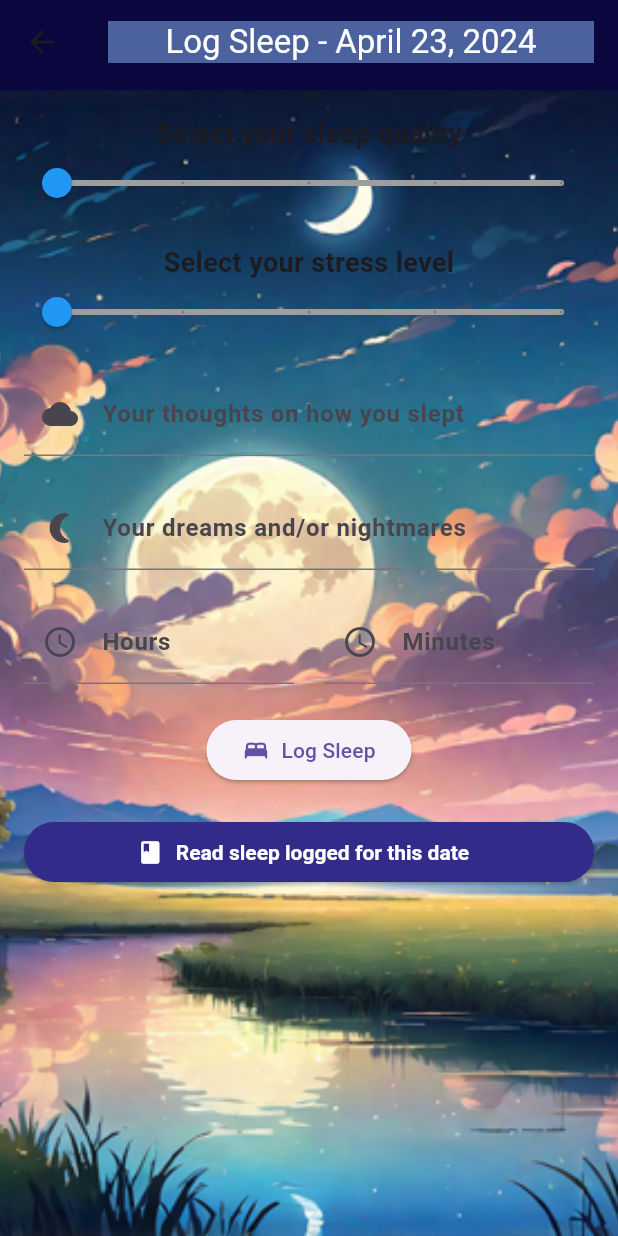
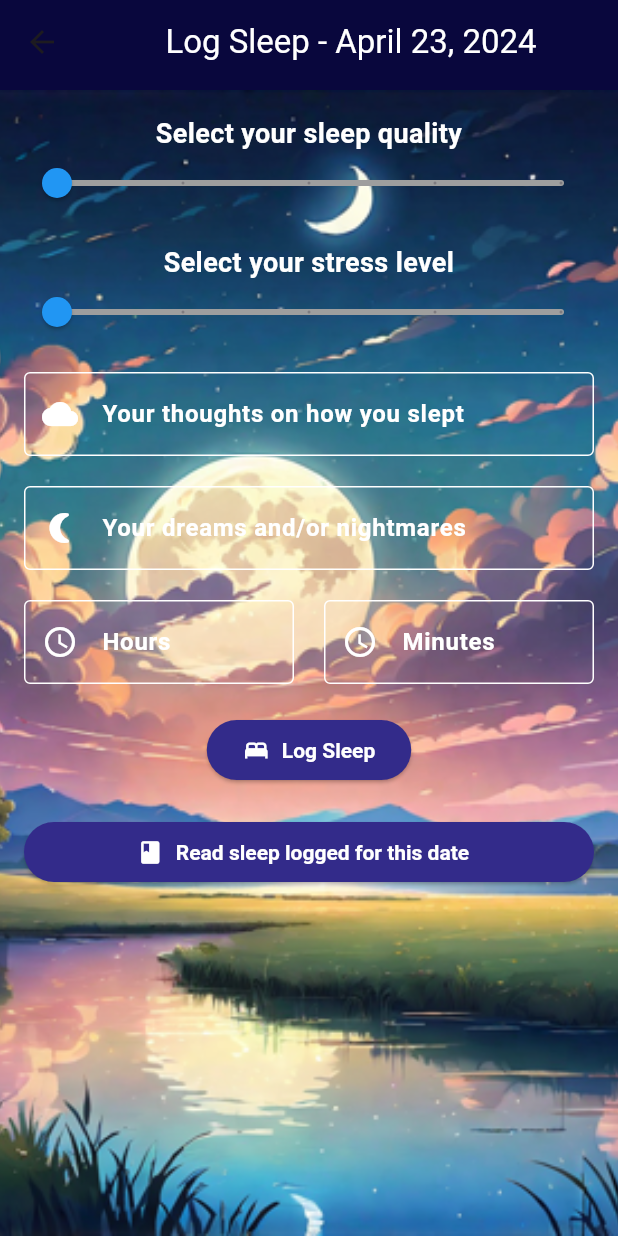
Before and after one commit to ellaMyler/Bedtime_Buddy, a Flutter app: the SleepLoggingPage screen opened directly with empty values, on a phone screen of 412 x 824 dp. Run offline on Flutter 3.47's test engine with Material 3 defaults, Android fonts, the light colour scheme and no system bars; our stand-ins replace awesome_notifications, firebase_core, firebase_database; missing offline and left inert: app_settings; accounts and stored records are empty.

```diff
--- a/lib/log_sleep_page.dart
+++ b/lib/log_sleep_page.dart
@@ -41,6 +41,13 @@ class _LogSleepPageState extends State<LogSleepPage> {
                 label: Text(_selectedDate != null
                     ? 'Selected Date: ${_selectedDate!.day}/${_selectedDate!.month}/${_selectedDate!.year}'
                     : 'Select Date'),
+               style: ButtonStyle(
+                backgroundColor: MaterialStateProperty.all(Color.fromRGBO(51, 43, 138, 1)),
+                foregroundColor: MaterialStateProperty.all(Colors.white),
+                textStyle: MaterialStateProperty.all(
+                TextStyle(fontWeight: FontWeight.bold),
+               ),
+               ),
               ),
             ),
           ),
@@ -99,7 +106,7 @@ class _SleepLoggingPageState extends State<SleepLoggingPage> {
             child: BackdropFilter(
               filter: ImageFilter.blur(sigmaX: 10, sigmaY: 10),
               child: Container(
-                color: Color.fromRGBO(143, 189, 255, 0.5),
+                color: Color.fromRGBO(9, 7, 61, 1),
                 child: Center(
                   child: Text(
                     'Log Sleep - ${_getFormattedDate(widget.selectedDate)}',
@@ -131,14 +138,14 @@ class _SleepLoggingPageState extends State<SleepLoggingPage> {
                 children: <Widget>[
                   Text(
                     'Select your sleep quality',
-                    style: TextStyle(fontSize: 18.0, fontWeight: FontWeight.bold),
+                    style: TextStyle(fontSize: 18.0, fontWeight: FontWeight.bold, color: Colors.white),
                     textAlign: TextAlign.center,
                   ),
                   _buildSleepQualitySlider(),
                   SizedBox(height: 20),
                   Text(
                     'Select your stress level',
-                    style: TextStyle(fontSize: 18.0, fontWeight: FontWeight.bold),
+                    style: TextStyle(fontSize: 18.0, fontWeight: FontWeight.bold, color: Colors.white),
                     textAlign: TextAlign.center,
                   ),
                   _buildStressLevelSlider(),
@@ -149,8 +156,14 @@ class _SleepLoggingPageState extends State<SleepLoggingPage> {
                     },
                     decoration: InputDecoration(
                       labelText: 'Your thoughts on how you slept',
-                      prefixIcon: Icon(Icons.cloud),
-                      labelStyle: TextStyle(fontWeight: FontWeight.bold),
+                      prefixIcon: Icon(Icons.cloud, color: Colors.white),
+                      labelStyle: TextStyle(fontWeight: FontWeight.bold, color: Colors.white),
+                      enabledBorder: OutlineInputBorder(
+                        borderSide: BorderSide(color: Colors.white),
+                      ),
+                      focusedBorder: OutlineInputBorder(
+                        borderSide: BorderSide(color: Colors.blue),
+                      ),
                     ),
                   ),
                   SizedBox(height: 20),
@@ -160,8 +173,14 @@ class _SleepLoggingPageState extends State<SleepLoggingPage> {
                     },
                     decoration: InputDecoration(
                       labelText: 'Your dreams and/or nightmares',
-                      prefixIcon: Icon(Icons.nightlight_round),
-                      labelStyle: TextStyle(fontWeight: FontWeight.bold),
+                      prefixIcon: Icon(Icons.nightlight_round, color: Colors.white),
+                      labelStyle: TextStyle(fontWeight: FontWeight.bold, color: Colors.white),
+                      enabledBorder: OutlineInputBorder(
+                        borderSide: BorderSide(color: Colors.white),
+                      ),
+                      focusedBorder: OutlineInputBorder(
+                        borderSide: BorderSide(color: Colors.blue),
+                      ),
                     ),
                   ),
                   SizedBox(height: 20),
@@ -177,8 +196,14 @@ class _SleepLoggingPageState extends State<SleepLoggingPage> {
                           keyboardType: TextInputType.number,
                           decoration: InputDecoration(
                             labelText: 'Hours',
-                            prefixIcon: Icon(Icons.access_time),
-                            labelStyle: TextStyle(fontWeight: FontWeight.bold),
+                            prefixIcon: Icon(Icons.access_time, color: Colors.white),
+                            labelStyle: TextStyle(fontWeight: FontWeight.bold, color: Colors.white),
+                            enabledBorder: OutlineInputBorder(
+                              borderSide: BorderSide(color: Colors.white),
+                            ),
+                            focusedBorder: OutlineInputBorder(
+                              borderSide: BorderSide(color: Colors.blue),
+                            ),
                           ),
                         ),
                       ),
@@ -191,10 +216,16 @@ class _SleepLoggingPageState extends State<SleepLoggingPage> {
                             });
                           },
                           keyboardType: TextInputType.number,
-                          decoration: InputDecoration(
+                          decoration: const InputDecoration(
                             labelText: 'Minutes',
-                            prefixIcon: Icon(Icons.access_time),
-                            labelStyle: TextStyle(fontWeight: FontWeight.bold),
+                            prefixIcon: Icon(Icons.access_time, color: Colors.white),
+                            labelStyle: TextStyle(fontWeight: FontWeight.bold, color: Colors.white),
+                            enabledBorder: OutlineInputBorder(
+                              borderSide: BorderSide(color: Colors.white),
+                            ),
+                            focusedBorder: OutlineInputBorder(
+                              borderSide: BorderSide(color: Colors.blue),
+                            ),
                           ),
                         ),
                       ),
@@ -208,13 +239,20 @@ class _SleepLoggingPageState extends State<SleepLoggingPage> {
                     child: Row(
                       mainAxisSize: MainAxisSize.min,
                       children: [
-                        Icon(Icons.bed),
+                        Icon(Icons.bed, color: Colors.white),
                         SizedBox(width: 8),
                         Text('Log Sleep'),
-
                       ],
                     ),
+                    style: ButtonStyle(
+                      backgroundColor: MaterialStateProperty.all(Color.fromRGBO(51, 43, 138, 1)),
+                      foregroundColor: MaterialStateProperty.all(Colors.white),
+                      textStyle: MaterialStateProperty.all(
+                        TextStyle(fontWeight: FontWeight.bold),
+                      ),
+                    ),
                   ),
+
                   SizedBox(height: 20), // Add some space between buttons
                   SizedBox(
                     width: double.infinity,
```
Also changed, not shown: lib/bedtime_page.dart (+59 -43 lines), 11 other files.
